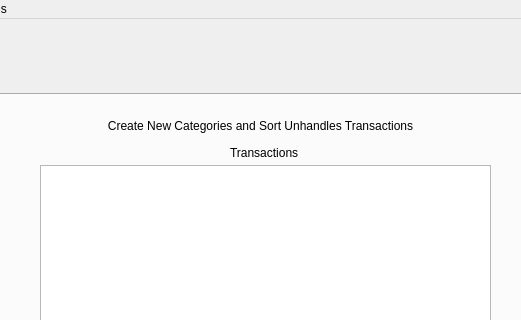
robscott1/TransactionSorter, file window.ui: the form before one commit; both pictures show x 252 to 773 and y 0 to 320 of the 1224 by 876 pixel window.
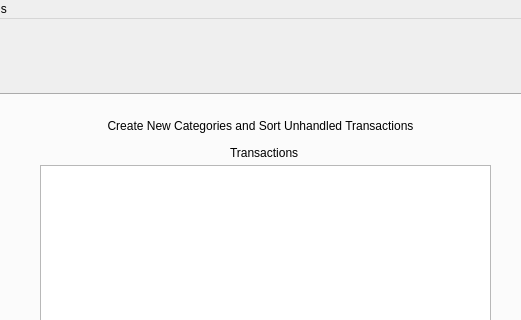
The form after the commit. The open tabs and pages were chosen to show the change.

What changed in the file:
```diff
--- a/window.ui
+++ b/window.ui
@@ -105,7 +105,7 @@
        </rect>
       </property>
       <property name="text">
-       <string>Create New Categories and Sort Unhandles Transactions</string>
+       <string>Create New Categories and Sort Unhandled Transactions</string>
       </property>
       <property name="alignment">
        <set>Qt::AlignCenter</set>
```
Left out of the diff: 2 changed lines with no effect on the pictures.
